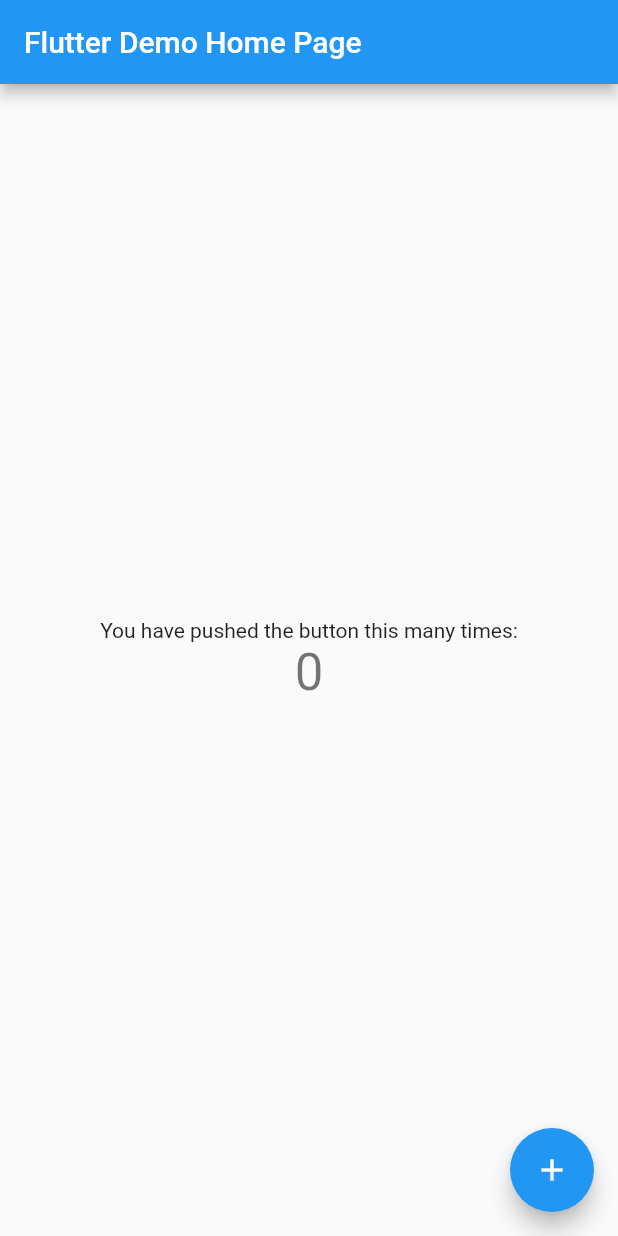
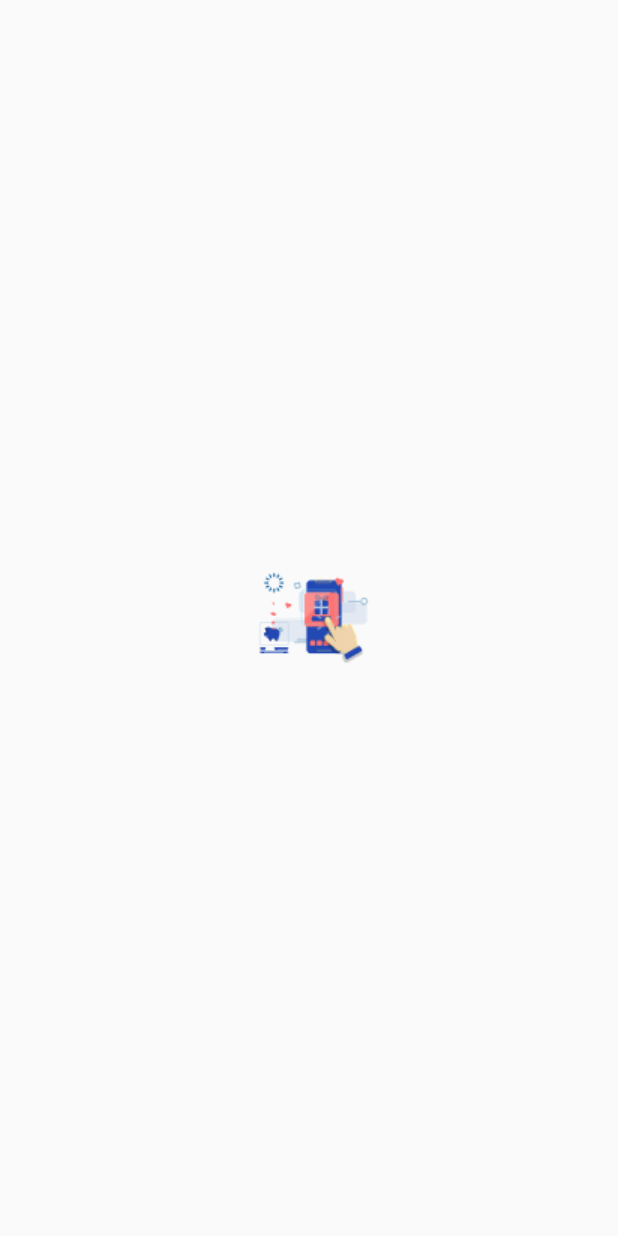
Before and after one commit to vuxnguyxn/e-commerce-app, a Flutter app: the first screen one second after launch, on a phone screen of 412 x 824 dp. Run offline on Flutter 3.47's test engine with Material 2 defaults, Android fonts, the phone set to English and light mode, and no system bars.

Commit message:
feat(screen): add splash screen

```diff
--- a/lib/main.dart
+++ b/lib/main.dart
@@ -1,3 +1,4 @@
+import 'package:e_commerce_app/screens/splash/splash_screen.dart';
 import 'package:flutter/material.dart';
 
 void main() {
@@ -11,105 +12,15 @@ class MyApp extends StatelessWidget {
   @override
   Widget build(BuildContext context) {
     return MaterialApp(
-      title: 'Flutter Demo',
+      debugShowCheckedModeBanner: false,
+      title: 'E-Commerce',
       theme: ThemeData(
-        // This is the theme of your application.
-        //
-        // Try running your application with "flutter run". You'll see the
-        // application has a blue toolbar. Then, without quitting the app, try
-        // changing the primarySwatch below to Colors.green and then invoke
-        // "hot reload" (press "r" in the console where you ran "flutter run",
-        // or simply save your changes to "hot reload" in a Flutter IDE).
-        // Notice that the counter didn't reset back to zero; the application
-        // is not restarted.
         primarySwatch: Colors.blue,
       ),
-      home: const MyHomePage(title: 'Flutter Demo Home Page'),
+      darkTheme: ThemeData(
+        primarySwatch: Colors.blue,
+      ),
+      home: const SplashScreen(),
     );
   }
 }
-
-class MyHomePage extends StatefulWidget {
-  const MyHomePage({super.key, required this.title});
-
-  // This widget is the home page of your application. It is stateful, meaning
-  // that it has a State object (defined below) that contains fields that affect
-  // how it looks.
-
-  // This class is the configuration for the state. It holds the values (in this
-  // case the title) provided by the parent (in this case the App widget) and
-  // used by the build method of the State. Fields in a Widget subclass are
-  // always marked "final".
-
-  final String title;
-
-  @override
-  State<MyHomePage> createState() => _MyHomePageState();
-}
-
-class _MyHomePageState extends State<MyHomePage> {
-  int _counter = 0;
-
-  void _incrementCounter() {
-    setState(() {
-      // This call to setState tells the Flutter framework that something has
-      // changed in this State, which causes it to rerun the build method below
-      // so that the display can reflect the updated values. If we changed
-      // _counter without calling setState(), then the build method would not be
-      // called again, and so nothing would appear to happen.
-      _counter++;
-    });
-  }
-
-  @override
-  Widget build(BuildContext context) {
-    // This method is rerun every time setState is called, for instance as done
-    // by the _incrementCounter method above.
-    //
-    // The Flutter framework has been optimized to make rerunning build methods
-    // fast, so that you can just rebuild anything that needs updating rather
-    // than having to individually change instances of widgets.
-    return Scaffold(
-      appBar: AppBar(
-        // Here we take the value from the MyHomePage object that was created by
-        // the App.build method, and use it to set our appbar title.
-        title: Text(widget.title),
-      ),
-      body: Center(
-        // Center is a layout widget. It takes a single child and positions it
-        // in the middle of the parent.
-        child: Column(
-          // Column is also a layout widget. It takes a list of children and
-          // arranges them vertically. By default, it sizes itself to fit its
-          // children horizontally, and tries to be as tall as its parent.
-          //
-          // Invoke "debug painting" (press "p" in the console, choose the
-          // "Toggle Debug Paint" action from the Flutter Inspector in Android
-          // Studio, or the "Toggle Debug Paint" command in Visual Studio Code)
-          // to see the wireframe for each widget.
-          //
-          // Column has various properties to control how it sizes itself and
-          // how it positions its children. Here we use mainAxisAlignment to
-          // center the children vertically; the main axis here is the vertical
-          // axis because Columns are vertical (the cross axis would be
-          // horizontal).
-          mainAxisAlignment: MainAxisAlignment.center,
-          children: <Widget>[
-            const Text(
-              'You have pushed the button this many times:',
-            ),
-            Text(
-              '$_counter',
-              style: Theme.of(context).textTheme.headline4,
-            ),
-          ],
-        ),
-      ),
-      floatingActionButton: FloatingActionButton(
-        onPressed: _incrementCounter,
-        tooltip: 'Increment',
-        child: const Icon(Icons.add),
-      ), // This trailing comma makes auto-formatting nicer for build methods.
-    );
-  }
-}
--- /dev/null
+++ b/lib/screens/splash/splash_screen.dart
@@ -0,0 +1,52 @@
+import 'dart:async';
+
+import 'package:e_commerce_app/screens/homes/home_screen.dart';
+import 'package:flutter/material.dart';
+
+class SplashScreen extends StatefulWidget {
+  const SplashScreen({super.key});
+
+  @override
+  State<SplashScreen> createState() => _SplashScreenState();
+}
+
+class _SplashScreenState extends State<SplashScreen> {
+  @override
+  void initState() {
+    super.initState();
+    _navigator();
+    // countDownTime();
+  }
+
+  void _navigator() {
+    Timer(
+      const Duration(seconds: 3),
+      () => Navigator.push(
+        context,
+        MaterialPageRoute(
+          builder: (context) => const HomeScreen(),
+        ),
+      ),
+    );
+  }
+
+  // int val = 3;
+  // void countDownTime() {
+  //   Timer.periodic(const Duration(seconds: 1), (timer) {
+  //     val > 0
+  //         ? setState(
+  //             () => val--,
+  //           )
+  //         : timer.cancel();
+  //   });
+  // }
+
+  @override
+  Widget build(BuildContext context) {
+    return Scaffold(
+      body: Center(
+        child: Image.asset("assets/images/splash.png"),
+      ),
+    );
+  }
+}
--- a/pubspec.yaml
+++ b/pubspec.yaml
@@ -60,8 +60,8 @@ flutter:
   uses-material-design: true
 
   # To add assets to your application, add an assets section, like this:
-  # assets:
-  #   - images/a_dot_burr.jpeg
+  assets:
+    - assets/images/
   #   - images/a_dot_ham.jpeg
 
   # An image asset can refer to one or more resolution-specific "variants", see
```
Also changed, not shown: lib/screens/homes/home_screen.dart (added, +18 -0 lines), assets/images/splash.png (added).
